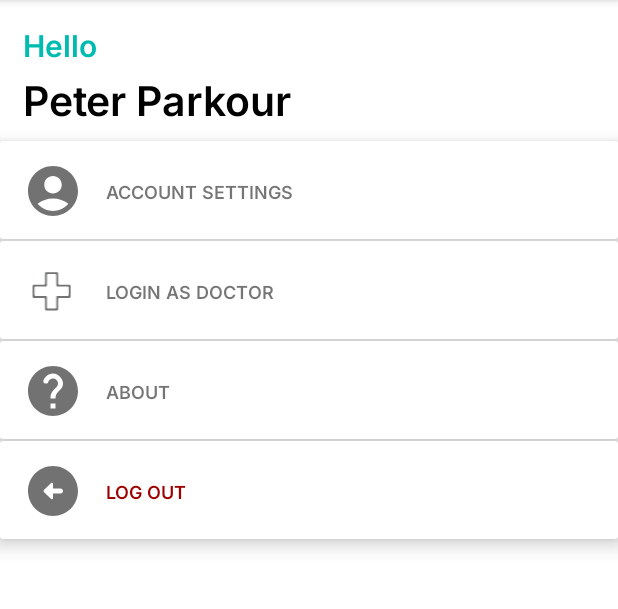
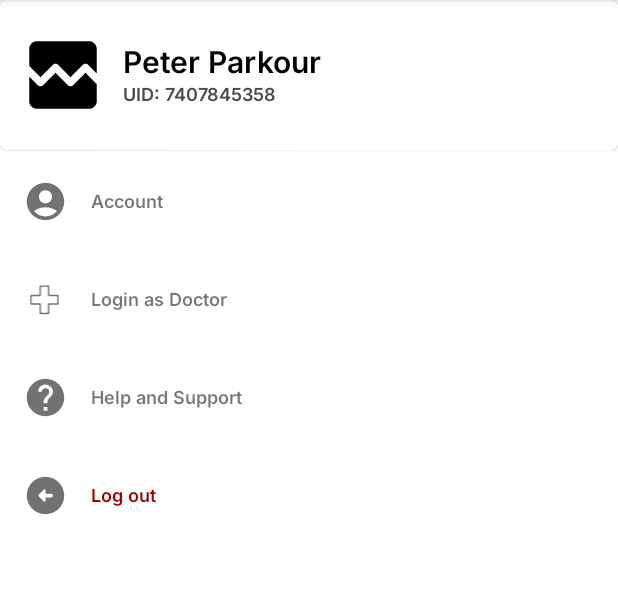
Before and after one commit to badKAPAV/vigor, an Android app: the fragment SettingsFragment shown on its own in the app's theme, on a phone screen of 412 x 824 dp, the part 84-693 px from its top. Run offline under Robolectric (Android 15) with nearby library versions, the phone set to English and light mode, and no system bars; our stand-ins replace CircleImageView.

Commit message:
initial commit

```diff
--- a/app/build.gradle
+++ b/app/build.gradle
@@ -58,5 +58,6 @@ dependencies {
     implementation "androidx.navigation:navigation-ui-ktx:2.5.3"
     implementation "androidx.navigation:navigation-dynamic-features-fragment:2.5.3"
 
+    implementation 'com.google.android.material:material:1.7.0'
 
 }
--- a/app/src/main/res/layout/fragment_settings.xml
+++ b/app/src/main/res/layout/fragment_settings.xml
@@ -5,35 +5,68 @@
     android:layout_width="match_parent"
     android:layout_height="match_parent"
     android:layout_marginTop="0dp"
+    android:backgroundTint="#B5B5B5"
     android:orientation="vertical"
     tools:context=".mainFragments.SettingsFragment">
+
+    <com.google.android.material.card.MaterialCardView
+        android:layout_width="match_parent"
+        android:layout_height="100dp">
+
+        <LinearLayout
+            android:layout_width="match_parent"
+            android:layout_height="match_parent"
+            android:orientation="horizontal">
+
+            <de.hdodenhof.circleimageview.CircleImageView
+                android:layout_width="60dp"
+                android:layout_height="60dp"
+                android:layout_marginLeft="12dp"
+                android:layout_marginTop="20dp"
+                android:src="@drawable/ic_broken_image" />
+
+            <LinearLayout
+                android:layout_width="200dp"
+                android:layout_height="wrap_content"
+                android:layout_marginTop="26dp"
+                android:orientation="vertical">
 
                 <TextView
                     android:layout_width="match_parent"
                     android:layout_height="wrap_content"
-        android:layout_marginTop="15dp"
-        android:text="Hello"
+                    android:layout_marginLeft="10dp"
+                    android:layout_marginTop="0dp"
+                    android:layout_marginBottom="0dp"
                     android:fontFamily="@font/inter_semibold"
-        android:textColor="@color/vigor_teal"
-        android:textSize="20dp"
-        android:layout_marginLeft="15dp"/>
+                    android:gravity="start"
+                    android:text="Peter Parkour"
+                    android:textColor="@color/black"
+                    android:textSize="20dp" />
 
                 <TextView
                     android:layout_width="match_parent"
                     android:layout_height="wrap_content"
-        android:layout_marginTop="3dp"
-        android:text="Peter Parkour"
+                    android:layout_marginLeft="10dp"
+                    android:layout_marginTop="0dp"
+                    android:layout_marginBottom="0dp"
                     android:fontFamily="@font/inter_semibold"
-        android:textColor="@color/black"
-        android:textSize="27dp"
-        android:layout_marginLeft="15dp"/>
+                    android:gravity="start"
+                    android:text="UID: 7407845358"
+                    android:textColor="#4A4A4A"
+                    android:textSize="12dp" />
+
+            </LinearLayout>
+
+        </LinearLayout>
+
+    </com.google.android.material.card.MaterialCardView>
 
 
-    <androidx.cardview.widget.CardView
+    <com.google.android.material.card.MaterialCardView
         android:layout_width="match_parent"
         android:layout_height="65dp"
-        android:layout_marginTop="10dp"
-        app:cardElevation="7dp">
+        android:layout_marginTop="0dp"
+        app:cardElevation="0dp">
 
         <LinearLayout
             android:layout_width="match_parent"
@@ -42,10 +75,10 @@
             android:orientation="horizontal">                 <!--COPY  FOR MORE CARDS-->
 
             <ImageView
-                android:layout_width="40dp"
-                android:layout_height="40dp"
+                android:layout_width="30dp"
+                android:layout_height="30dp"
                 android:layout_marginLeft="15dp"
-                android:layout_marginTop="13dp"
+                android:layout_marginTop="19dp"
                 android:src="@drawable/ic_account" />
 
             <TextView
@@ -54,20 +87,20 @@
                 android:layout_marginLeft="15dp"
                 android:layout_marginTop="25dp"
                 android:fontFamily="@font/inter_semibold"
-                android:text="ACCOUNT SETTINGS"
+                android:text="Account "
                 android:textSize="12dp">                    <!--TEXT HERE-->
 
             </TextView>
 
         </LinearLayout>
 
-    </androidx.cardview.widget.CardView>
+    </com.google.android.material.card.MaterialCardView>
 
-    <androidx.cardview.widget.CardView
+    <com.google.android.material.card.MaterialCardView
         android:layout_width="match_parent"
         android:layout_height="65dp"
-        android:layout_marginTop="1dp"
-        app:cardElevation="7dp">
+        android:layout_marginTop="0dp"
+        app:cardElevation="0dp">
 
         <LinearLayout
             android:layout_width="match_parent"
@@ -76,10 +109,10 @@
             android:orientation="horizontal">                 <!--COPY  FOR MORE CARDS-->
 
             <ImageView
-                android:layout_width="40dp"
-                android:layout_height="40dp"
+                android:layout_width="30dp"
+                android:layout_height="30dp"
                 android:layout_marginLeft="15dp"
-                android:layout_marginTop="13dp"
+                android:layout_marginTop="19dp"
                 android:src="@drawable/ic_doctor" />
 
             <TextView
@@ -88,20 +121,20 @@
                 android:layout_marginLeft="15dp"
                 android:layout_marginTop="25dp"
                 android:fontFamily="@font/inter_semibold"
-                android:text="LOGIN AS DOCTOR"
+                android:text="Login as Doctor"
                 android:textSize="12dp">                    <!--TEXT HERE-->
 
             </TextView>
 
         </LinearLayout>
 
-    </androidx.cardview.widget.CardView>
+    </com.google.android.material.card.MaterialCardView>
 
-    <androidx.cardview.widget.CardView
+    <com.google.android.material.card.MaterialCardView
         android:layout_width="match_parent"
         android:layout_height="65dp"
-        android:layout_marginTop="1dp"
-        app:cardElevation="7dp">
+        android:layout_marginTop="0dp"
+        app:cardElevation="0dp">
 
         <LinearLayout
             android:layout_width="match_parent"
@@ -110,10 +143,10 @@
             android:orientation="horizontal">                 <!--COPY  FOR MORE CARDS-->
 
             <ImageView
-                android:layout_width="40dp"
-                android:layout_height="40dp"
+                android:layout_width="30dp"
+                android:layout_height="30dp"
                 android:layout_marginLeft="15dp"
-                android:layout_marginTop="13dp"
+                android:layout_marginTop="19dp"
                 android:src="@drawable/ic_help" />
 
             <TextView
@@ -122,20 +155,20 @@
                 android:layout_marginLeft="15dp"
                 android:layout_marginTop="25dp"
                 android:fontFamily="@font/inter_semibold"
-                android:text="ABOUT"
+                android:text="Help and Support"
                 android:textSize="12dp">                    <!--TEXT HERE-->
 
             </TextView>
 
         </LinearLayout>
 
-    </androidx.cardview.widget.CardView>
+    </com.google.android.material.card.MaterialCardView>
 
-    <androidx.cardview.widget.CardView
+    <com.google.android.material.card.MaterialCardView
         android:layout_width="match_parent"
         android:layout_height="65dp"
-        android:layout_marginTop="1dp"
-        app:cardElevation="7dp">
+        android:layout_marginTop="0dp"
+        app:cardElevation="0dp">
 
         <LinearLayout
             android:layout_width="match_parent"
@@ -144,10 +177,10 @@
             android:orientation="horizontal">                 <!--COPY  FOR MORE CARDS-->
 
             <ImageView
-                android:layout_width="40dp"
-                android:layout_height="40dp"
+                android:layout_width="30dp"
+                android:layout_height="30dp"
                 android:layout_marginLeft="15dp"
-                android:layout_marginTop="13dp"
+                android:layout_marginTop="19dp"
                 android:src="@drawable/ic_arrow_left" />
 
             <TextView
@@ -156,7 +189,7 @@
                 android:layout_marginLeft="15dp"
                 android:layout_marginTop="25dp"
                 android:fontFamily="@font/inter_semibold"
-                android:text="LOG OUT"
+                android:text="Log out"
                 android:textColor="@color/red"
                 android:textSize="12dp">                    <!--TEXT HERE-->
 
@@ -164,6 +197,6 @@
 
         </LinearLayout>
 
-    </androidx.cardview.widget.CardView>
+    </com.google.android.material.card.MaterialCardView>
 
 </LinearLayout>
--- a/app/src/main/res/values/colors.xml
+++ b/app/src/main/res/values/colors.xml
@@ -10,4 +10,5 @@
     <color name="vigor_teal">#00BBB0</color>
     <color name="not_black">#333333</color>
     <color name="red">#9C0000</color>
+    <color name="transparent">#009C0000</color>
 </resources>
--- a/app/src/main/res/values/preloaded_fonts.xml
+++ b/app/src/main/res/values/preloaded_fonts.xml
@@ -1,6 +1,7 @@
 <?xml version="1.0" encoding="utf-8"?>
 <resources>
     <array name="preloaded_fonts" translatable="false">
+        <item>@font/inter_light</item>
         <item>@font/inter_semibold</item>
     </array>
 </resources>
--- a/app/src/main/res/values/themes.xml
+++ b/app/src/main/res/values/themes.xml
@@ -3,7 +3,7 @@
     <style name="Theme.Vigor" parent="Theme.MaterialComponents.DayNight.DarkActionBar">
         <!-- Primary brand color. -->
         <item name="colorPrimary">@color/vigor_teal</item>
-        <item name="colorPrimaryVariant">@color/purple_700</item>
+        <item name="colorPrimaryVariant">@color/teal_700</item>
         <item name="colorOnPrimary">@color/white</item>
         <!-- Secondary brand color. -->
         <item name="colorSecondary">@color/teal_200</item>
```
Also changed, not shown: app/src/main/res/drawable/search_bar_shape.xml (added, +13 -0 lines), app/src/main/res/font/inter_light.xml (added, +7 -0 lines), app/src/main/res/layout/fragment_home.xml (+22 -18 lines). Lines whose indentation alone changed are shown as unchanged.
